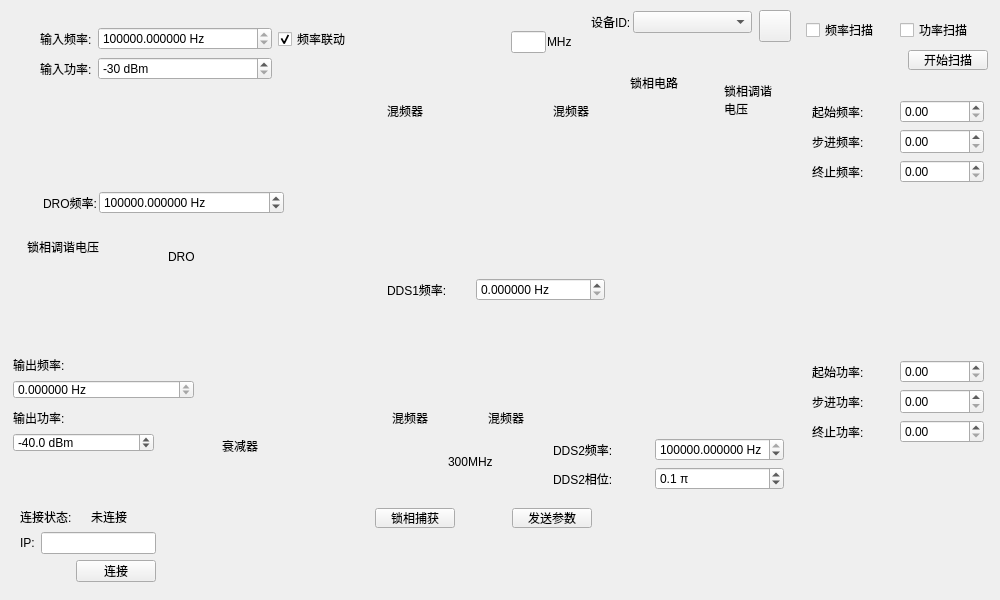
Above: newwidget.ui from GrammerT/radio_ctrl before the change. Below: the same form after it.
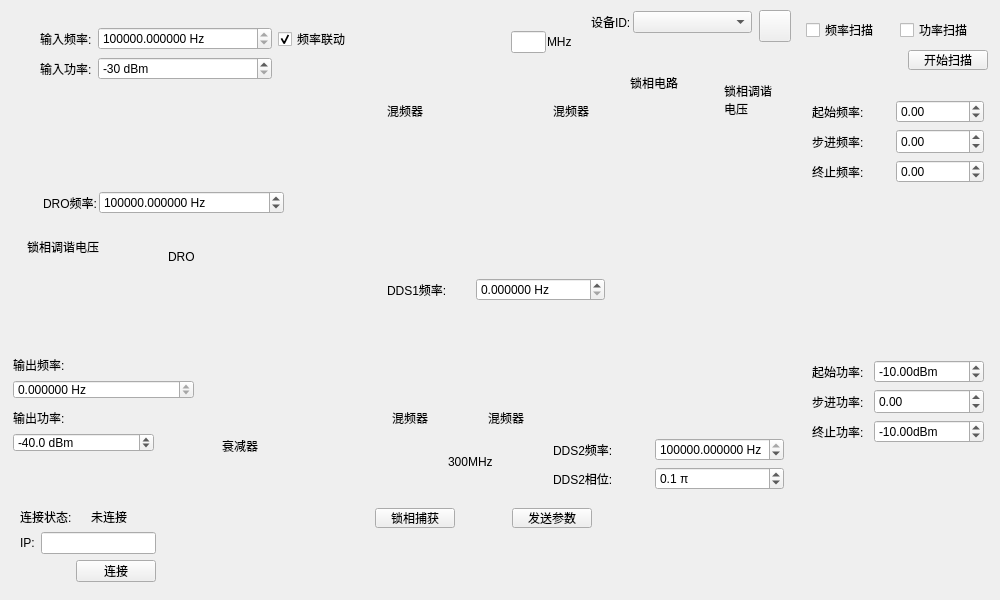
That is the form after the change.

Commit message: add: Spinbox minvalue&maxValue.

```diff
--- a/newwidget.ui
+++ b/newwidget.ui
@@ -767,8 +767,11 @@
         <height>11111111</height>
        </size>
       </property>
+      <property name="minimum">
+       <double>-999999999999999945322333868247445125709646570021247924665841614848.000000000000000</double>
+      </property>
       <property name="maximum">
-       <double>10000000000000000725314363815292351261583744096465219555182101554790400.000000000000000</double>
+       <double>99999999999999998278261272554585856747747644714015897553975120217811154108416.000000000000000</double>
       </property>
      </widget>
     </item>
@@ -780,8 +783,11 @@
         <height>11111111</height>
        </size>
       </property>
+      <property name="minimum">
+       <double>-999999999999999945322333868247445125709646570021247924665841614848.000000000000000</double>
+      </property>
       <property name="maximum">
-       <double>10000000000000000725314363815292351261583744096465219555182101554790400.000000000000000</double>
+       <double>99999999999999998278261272554585856747747644714015897553975120217811154108416.000000000000000</double>
       </property>
      </widget>
     </item>
@@ -800,8 +806,11 @@
         <height>11111111</height>
        </size>
       </property>
+      <property name="minimum">
+       <double>-999999999999999945322333868247445125709646570021247924665841614848.000000000000000</double>
+      </property>
       <property name="maximum">
-       <double>10000000000000000725314363815292351261583744096465219555182101554790400.000000000000000</double>
+       <double>99999999999999998278261272554585856747747644714015897553975120217811154108416.000000000000000</double>
       </property>
      </widget>
     </item>
@@ -839,8 +848,20 @@
         <height>11111111</height>
        </size>
       </property>
+      <property name="suffix">
+       <string>dBm</string>
+      </property>
+      <property name="minimum">
+       <double>-999999999999999945322333868247445125709646570021247924665841614848.000000000000000</double>
+      </property>
       <property name="maximum">
-       <double>10000000000000000725314363815292351261583744096465219555182101554790400.000000000000000</double>
+       <double>99999999999999998278261272554585856747747644714015897553975120217811154108416.000000000000000</double>
+      </property>
+      <property name="singleStep">
+       <double>1.000000000000000</double>
+      </property>
+      <property name="value">
+       <double>-10.000000000000000</double>
       </property>
      </widget>
     </item>
@@ -852,8 +873,11 @@
         <height>11111111</height>
        </size>
       </property>
+      <property name="minimum">
+       <double>-999999999999999945322333868247445125709646570021247924665841614848.000000000000000</double>
+      </property>
       <property name="maximum">
-       <double>10000000000000000725314363815292351261583744096465219555182101554790400.000000000000000</double>
+       <double>99999999999999998278261272554585856747747644714015897553975120217811154108416.000000000000000</double>
       </property>
      </widget>
     </item>
@@ -872,8 +896,17 @@
         <height>11111111</height>
        </size>
       </property>
+      <property name="suffix">
+       <string>dBm</string>
+      </property>
+      <property name="minimum">
+       <double>-999999999999999945322333868247445125709646570021247924665841614848.000000000000000</double>
+      </property>
       <property name="maximum">
-       <double>10000000000000000725314363815292351261583744096465219555182101554790400.000000000000000</double>
+       <double>99999999999999998278261272554585856747747644714015897553975120217811154108416.000000000000000</double>
+      </property>
+      <property name="value">
+       <double>-10.000000000000000</double>
       </property>
      </widget>
     </item>
```
The commit also changes 3 other files.
